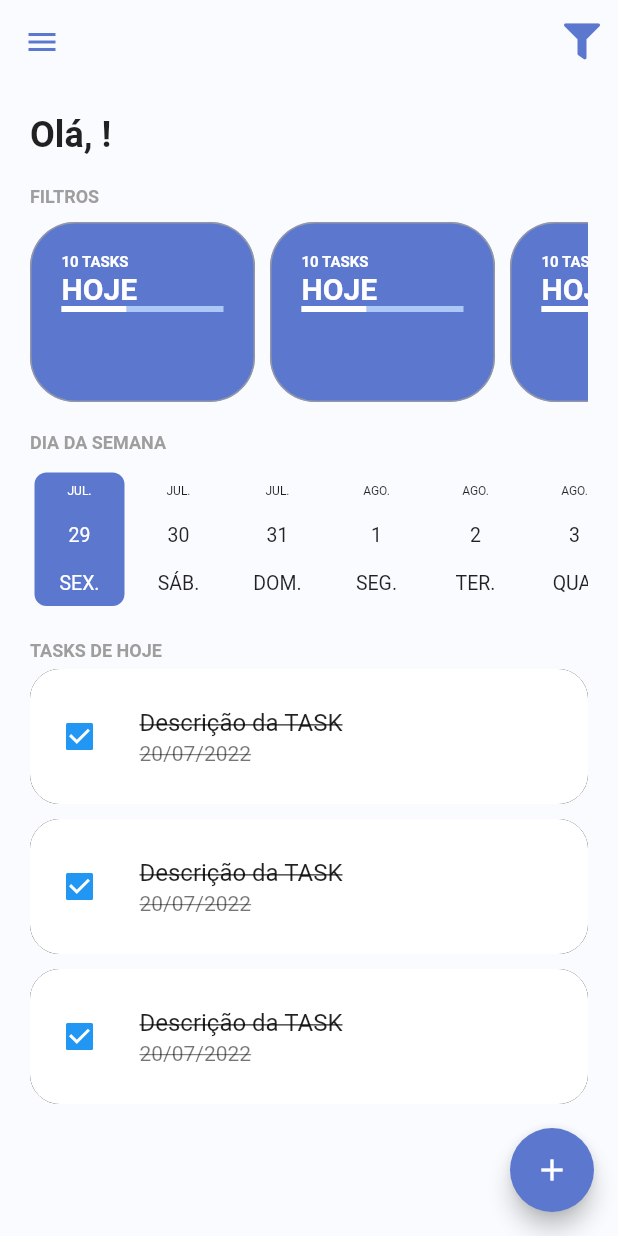
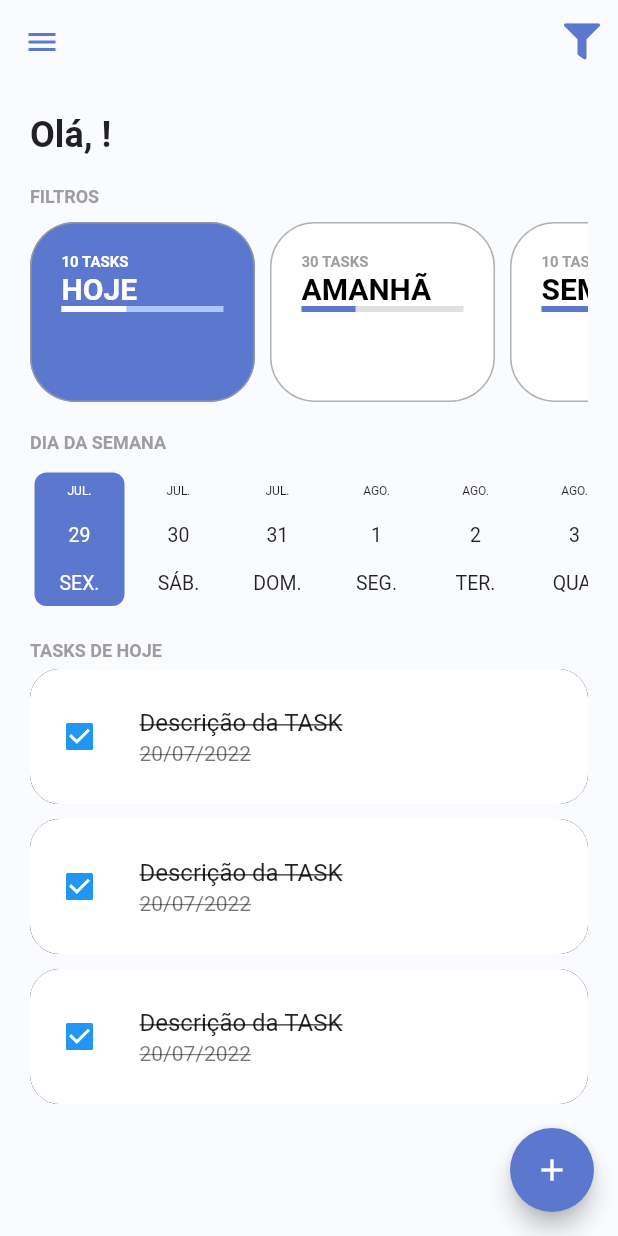
Before and after one commit to williambarreiro/todo-list, a Flutter app: the screen it shows once a user with an empty profile is signed in, on a phone screen of 412 x 824 dp. Run offline on Flutter 3.47's test engine with Material 2 defaults, Android fonts, the phone set to English and light mode, and no system bars; drawn by our look-alikes of date_picker_timeline; our stand-ins replace firebase_auth, firebase_core, flutter_signin_button, google_fonts, google_sign_in, sqflite and 2 more; missing offline and left inert: flutter_overlay_loader, validatorless; accounts and stored records are empty; generated files the repository leaves out were written again; network calls fail; Roboto replaces fonts that are missing (Mandali).

Commit message:
feat: implement home filters component

```diff
--- a/lib/app/app_widget.dart
+++ b/lib/app/app_widget.dart
@@ -40,6 +40,7 @@ class _AppWidgetState extends State<AppWidget> {
       localizationsDelegates: const [
         GlobalMaterialLocalizations.delegate,
         GlobalWidgetsLocalizations.delegate,
+        GlobalCupertinoLocalizations.delegate,
       ],
       supportedLocales: const [
         Locale('pt', 'BR'),
--- /dev/null
+++ b/lib/app/models/task_filter_enum.dart
@@ -0,0 +1,5 @@
+enum TaskFilterEnum {
+  today,
+  tomorrow,
+  week,
+}
--- /dev/null
+++ b/lib/app/models/total_tasks_model.dart
@@ -0,0 +1,9 @@
+class TotalTasksModel {
+  final int totalTasks;
+  final int totalTasksFinished;
+
+  TotalTasksModel({
+    required this.totalTasks,
+    required this.totalTasksFinished,
+  });
+}
--- /dev/null
+++ b/lib/app/modules/home/home_controller.dart
@@ -0,0 +1,6 @@
+import 'package:todo_list/app/core/notifier/default_change_notifier.dart';
+import 'package:todo_list/app/models/task_filter_enum.dart';
+
+class HomeController extends DefaultChangeNotifier {
+  final filterSelected = TaskFilterEnum.today;
+}
--- a/lib/app/modules/home/home_module.dart
+++ b/lib/app/modules/home/home_module.dart
@@ -1,9 +1,16 @@
+import 'package:provider/provider.dart';
 import 'package:todo_list/app/core/modules/todo_list_module.dart';
+import 'package:todo_list/app/modules/home/home_controller.dart';
 import 'package:todo_list/app/modules/home/home_page.dart';
 
 class HomeModule extends TodoListModule {
   HomeModule()
       : super(
+          bindings: [
+            ChangeNotifierProvider(
+              create: (context) => HomeController(),
+            )
+          ],
           routers: {
             '/home': (context) => const HomePage(),
           },
--- a/lib/app/modules/home/widgets/home_filters.dart
+++ b/lib/app/modules/home/widgets/home_filters.dart
@@ -1,15 +1,15 @@
 import 'package:flutter/material.dart';
+import 'package:provider/provider.dart';
 import 'package:todo_list/app/core/ui/theme_extensions.dart';
+import 'package:todo_list/app/models/task_filter_enum.dart';
+import 'package:todo_list/app/models/total_tasks_model.dart';
 import 'package:todo_list/app/modules/home/widgets/todo_card_filter.dart';
 
-class HomeFilters extends StatefulWidget {
+import '../home_controller.dart';
+
+class HomeFilters extends StatelessWidget {
   const HomeFilters({super.key});
 
-  @override
-  State<HomeFilters> createState() => _HomeFiltersState();
-}
-
-class _HomeFiltersState extends State<HomeFilters> {
   @override
   Widget build(BuildContext context) {
     return Column(
@@ -25,10 +25,31 @@ class _HomeFiltersState extends State<HomeFilters> {
         SingleChildScrollView(
           scrollDirection: Axis.horizontal,
           child: Row(
-            children: const [
-              TodoCardFilter(),
-              TodoCardFilter(),
-              TodoCardFilter(),
+            children: [
+              TodoCardFilter(
+                label: 'HOJE',
+                taskFilter: TaskFilterEnum.today,
+                totalTasksModel:
+                    TotalTasksModel(totalTasks: 10, totalTasksFinished: 4),
+                selected: context.select<HomeController, bool>(
+                    (value) => value.filterSelected == TaskFilterEnum.today),
+              ),
+              TodoCardFilter(
+                label: 'AMANHÃ',
+                taskFilter: TaskFilterEnum.tomorrow,
+                totalTasksModel:
+                    TotalTasksModel(totalTasks: 30, totalTasksFinished: 10),
+                selected: context.select<HomeController, bool>(
+                    (value) => value.filterSelected == TaskFilterEnum.tomorrow),
+              ),
+              TodoCardFilter(
+                label: 'SEMANA',
+                taskFilter: TaskFilterEnum.week,
+                totalTasksModel:
+                    TotalTasksModel(totalTasks: 10, totalTasksFinished: 9),
+                selected: context.select<HomeController, bool>(
+                    (value) => value.filterSelected == TaskFilterEnum.week),
+              ),
             ],
           ),
         ),
--- a/lib/app/modules/home/widgets/todo_card_filter.dart
+++ b/lib/app/modules/home/widgets/todo_card_filter.dart
@@ -1,14 +1,22 @@
 import 'package:flutter/material.dart';
 import 'package:todo_list/app/core/ui/theme_extensions.dart';
+import 'package:todo_list/app/models/task_filter_enum.dart';
+import 'package:todo_list/app/models/total_tasks_model.dart';
 
-class TodoCardFilter extends StatefulWidget {
-  const TodoCardFilter({super.key});
+class TodoCardFilter extends StatelessWidget {
+  final String label;
+  final TaskFilterEnum taskFilter;
+  final TotalTasksModel? totalTasksModel;
+  final bool selected;
 
-  @override
-  State<TodoCardFilter> createState() => _TodoCardFilterState();
-}
+  const TodoCardFilter({
+    super.key,
+    required this.label,
+    required this.taskFilter,
+    required this.selected,
+    this.totalTasksModel,
+  });
 
-class _TodoCardFilterState extends State<TodoCardFilter> {
   @override
   Widget build(BuildContext context) {
     return Container(
@@ -21,7 +29,7 @@ class _TodoCardFilterState extends State<TodoCardFilter> {
       ),
       padding: const EdgeInsets.all(20),
       decoration: BoxDecoration(
-          color: context.primaryColor,
+          color: selected ? context.primaryColor : Colors.white,
           border: Border.all(
             width: 1,
             color: Colors.grey.withOpacity(.8),
@@ -31,22 +39,48 @@ class _TodoCardFilterState extends State<TodoCardFilter> {
         crossAxisAlignment: CrossAxisAlignment.start,
         children: [
           Text(
-            '10 TASKS',
-            style:
-                context.titleStyle.copyWith(fontSize: 10, color: Colors.white),
+            '${(totalTasksModel?.totalTasks ?? 0)} TASKS',
+            style: context.titleStyle.copyWith(
+              fontSize: 10,
+              color: selected ? Colors.white : Colors.grey,
+            ),
           ),
-          const Text('HOJE',
-              style: TextStyle(
-                  fontSize: 20,
-                  fontWeight: FontWeight.bold,
-                  color: Colors.white)),
-          LinearProgressIndicator(
-            backgroundColor: context.primaryColorLight,
-            value: 0.4,
-            valueColor: const AlwaysStoppedAnimation<Color>(Colors.white),
+          Text(
+            label,
+            style: TextStyle(
+              fontSize: 20,
+              fontWeight: FontWeight.bold,
+              color: selected ? Colors.white : Colors.black,
+            ),
+          ),
+          TweenAnimationBuilder<double>(
+            tween: Tween(
+              begin: 0.0,
+              end: _getPercentFinished(),
+            ),
+            duration: const Duration(seconds: 1),
+            builder: (context, value, child) {
+              return LinearProgressIndicator(
+                backgroundColor:
+                    selected ? context.primaryColorLight : Colors.grey.shade300,
+                value: value,
+                valueColor: AlwaysStoppedAnimation<Color>(
+                  selected ? Colors.white : context.primaryColor,
+                ),
+              );
+            },
           )
         ],
       ),
     );
   }
+
+  double _getPercentFinished() {
+    final total = totalTasksModel?.totalTasks ?? 0.0;
+    final totalFinished = totalTasksModel?.totalTasksFinished ?? 0.0;
+
+    if (total == 0) return 0.0;
+
+    return totalFinished / total;
+  }
 }
```
